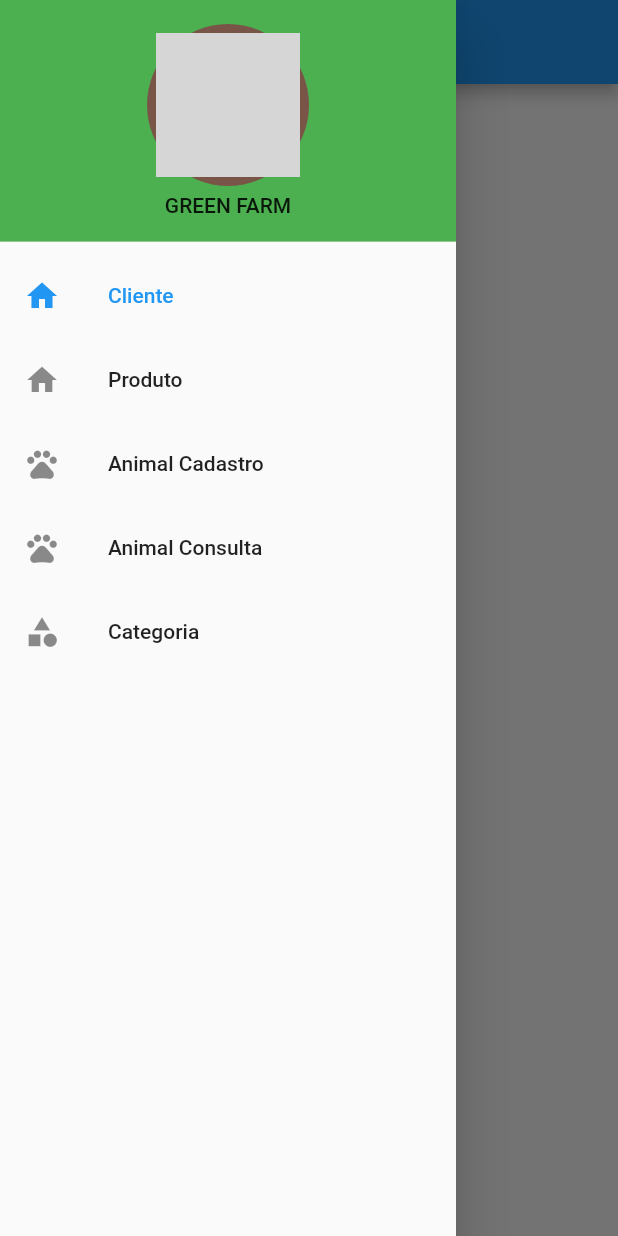
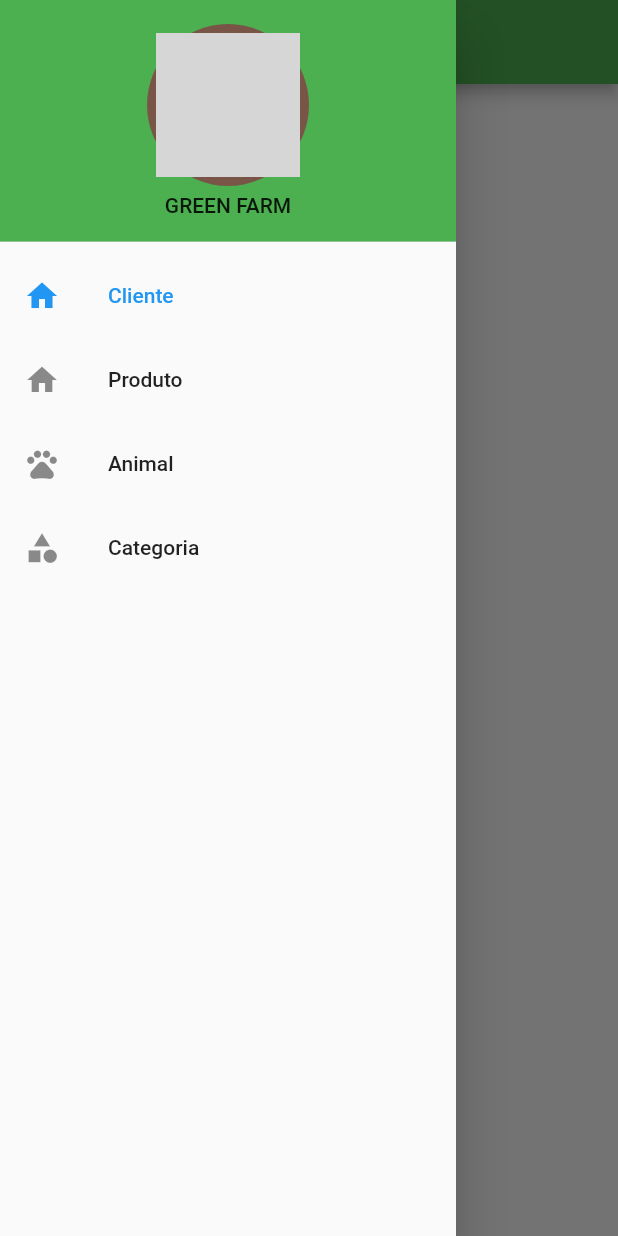
Before and after one commit to IsacMonteiro/ProjetoControleBovinoLeiteiroFlutter, a Flutter app: the screen it shows after launch, with the side drawer open, on a phone screen of 412 x 824 dp. Run offline on Flutter 3.47's test engine with Material 2 defaults, Android fonts, the phone set to English and light mode, and no system bars; missing offline and left inert: orm; network calls fail; key blocks and very long unbroken strings in the code were emptied for the run; grey boxes are pictures that could not be loaded.

Commit message:
Update via VSCode

```diff
--- a/controle_bovino_leiteiro/lib/dominio/repositorio/animal_repositorio.dart
+++ b/controle_bovino_leiteiro/lib/dominio/repositorio/animal_repositorio.dart
@@ -15,7 +15,6 @@ class AnimalRepositorio {
     try {
       animal = await _prismaClient.animal.create(
           data: AnimalCreateInput(
-              codAnimal: animal.codAnimal,
               //categoria: animal.codCategoria,
               //prodleite:animal.codProdLeite,
               nome: animal.nome,
--- a/controle_bovino_leiteiro/lib/main.dart
+++ b/controle_bovino_leiteiro/lib/main.dart
@@ -21,13 +21,13 @@ class MainApp extends StatelessWidget {
       routes: {
         '/': (context) => const ContasReceberApp(),
 
-        ClienteUI.ROTA: (context) => const ClienteUI(), //IMPORT ClienteUI
-        ClienteListagemUI.ROTA: (context) => const ClienteListagemUI(), //IMPORT ClienteUI ClienteListagemUI
+        ClienteUI.ROTA: (context) => const ClienteUI(),
+        ClienteListagemUI.ROTA: (context) => const ClienteListagemUI(),
         '/contasreceber': (context) => const ClienteUI(),
 
         AnimalUI.ROTA: (context) => const AnimalUI(),
         AnimalListagem.ROTA: (context) => const AnimalListagem(),
-        '/cadastro': (context) => const AnimalUI(), //cria o botão de adicionar
+        '/cadastroanimal': (context) => const AnimalUI(), //cria o botão de adicionar
 
         CategoriaUI.ROTA: (context) => const CategoriaUI(),
         CategoriaListagemUI.ROTA: (context) => const CategoriaListagemUI(),
@@ -50,7 +50,8 @@ class _ContasReceberApp extends State<ContasReceberApp> {
     return Scaffold(
       drawer: NavigationDrawerApp(),
       appBar: AppBar(
-        title: const Text('Contas a Receber'),
+        backgroundColor: Colors.green,
+        title: const Text('Controle Bovino e Leiteiro')
       ),
       body: Container(),
     );
@@ -102,11 +103,9 @@ class NavigationDrawerApp extends StatelessWidget {
             context,
             "/produtos"),
 
-        HelperUI.builderListTile(_selectIndex == 2, Icons.pets,
-            "Animal Cadastro", context, AnimalUI.ROTA),
 
         HelperUI.builderListTile(_selectIndex == 2, Icons.pets,
-            "Animal Consulta", context, AnimalListagem.ROTA),
+            "Animal", context, AnimalListagem.ROTA),
 
         HelperUI.builderListTile(_selectIndex == 3, Icons.category,
             "Categoria", context, CategoriaListagemUI.ROTA),
--- a/controle_bovino_leiteiro/lib/ui/CategoriaListagemUI.dart
+++ b/controle_bovino_leiteiro/lib/ui/CategoriaListagemUI.dart
@@ -49,7 +49,8 @@ class _CategoriaListagemUI extends State<CategoriaListagemUI> {
   Widget build(BuildContext context) {
     return Scaffold(
       appBar: AppBar(
-        title: const Text('Categoria'),
+        backgroundColor: Colors.green,
+        title: const Text('Categoria')
       ),
       body: _body(),
       floatingActionButton: FloatingActionButton(
--- a/controle_bovino_leiteiro/lib/ui/ClienteListagemUI.dart
+++ b/controle_bovino_leiteiro/lib/ui/ClienteListagemUI.dart
@@ -49,6 +49,7 @@ class _ClienteListagemUI extends State<ClienteListagemUI> {
   Widget build(BuildContext context) {
     return Scaffold(
       appBar: AppBar(
+        backgroundColor: Colors.green,
         title: const Text('Cliente'),
       ),
       body: _body(),
--- a/controle_bovino_leiteiro/lib/ui/ClienteUI.dart
+++ b/controle_bovino_leiteiro/lib/ui/ClienteUI.dart
@@ -57,7 +57,8 @@ class _ClienteUIState extends State<ClienteUI> {
 
     return Scaffold(
       appBar: AppBar(
-        title: const Text('Cliente'),
+        backgroundColor: Colors.green,
+        title: const Text('Comprador'),
         actions: [
           IconButton(
               onPressed: () => _confirmar(context),
```
Also changed, not shown: controle_bovino_leiteiro/lib/ui/CategoriaUI.dart (+11 -20 lines), controle_bovino_leiteiro/lib/src/generated/prisma/prisma_client.dart, controle_bovino_leiteiro/lib/src/generated/prisma/prisma_client.g.dart, 4 other files.
